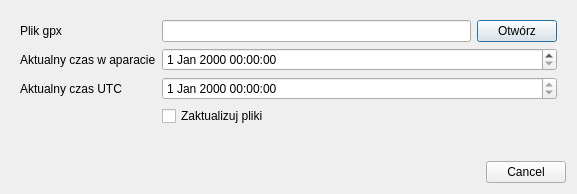
Qt form widgets/gpxdialog.ui (fotorelacjonusz/classic) before a commit.
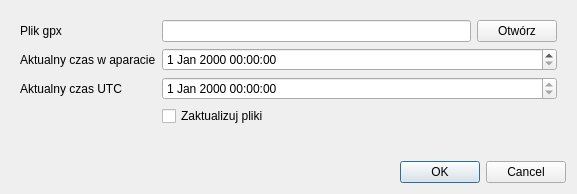
The same form after that commit. Icons and pictures are not drawn.

Patch:
```diff
--- a/widgets/gpxdialog.ui
+++ b/widgets/gpxdialog.ui
@@ -91,7 +91,7 @@
       <enum>Qt::Horizontal</enum>
      </property>
      <property name="standardButtons">
-      <set>QDialogButtonBox::Cancel</set>
+      <set>QDialogButtonBox::Cancel|QDialogButtonBox::Ok</set>
      </property>
     </widget>
    </item>
```
